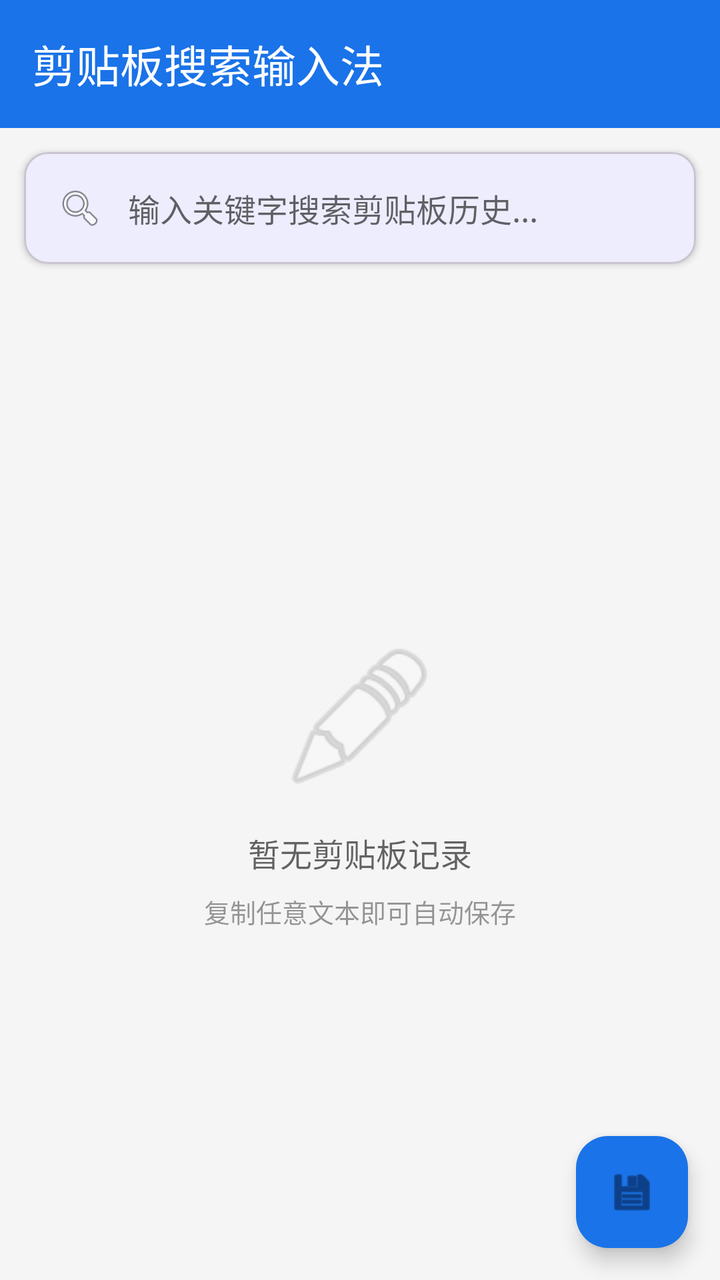
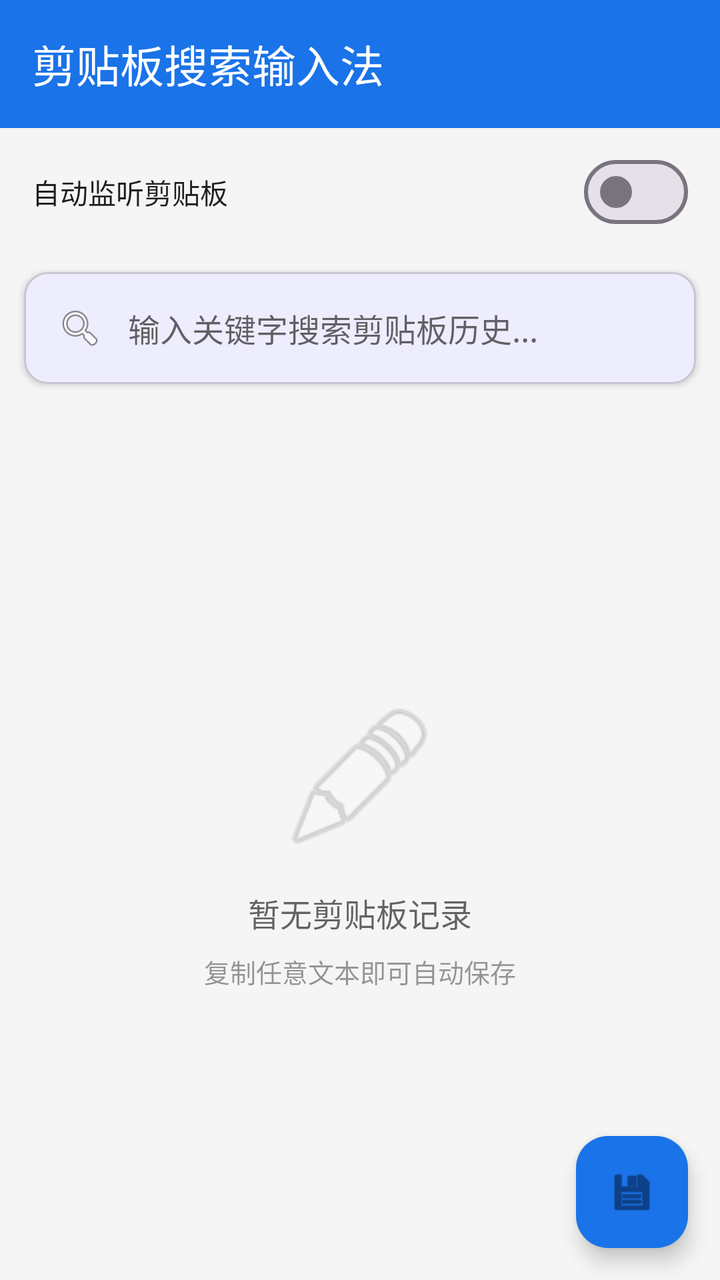

Two renders of the same Android screen: before a commit and after it. Below are the layout's source before the change and the commit's diff.
<!-- AndroidManifest.xml: application theme Theme.ClipboardIME -->
<!-- res/layout/activity_main.xml -->
<?xml version="1.0" encoding="utf-8"?>
<androidx.coordinatorlayout.widget.CoordinatorLayout
    xmlns:android="http://schemas.android.com/apk/res/android"
    xmlns:app="http://schemas.android.com/apk/res-auto"
    android:layout_width="match_parent"
    android:layout_height="match_parent"
    android:background="#FFF5F5F5">

    
    <com.google.android.material.appbar.MaterialToolbar
        android:id="@+id/toolbar"
        android:layout_width="match_parent"
        android:layout_height="?attr/actionBarSize"
        android:background="@color/search_header_bg"
        android:elevation="4dp"
        app:title="@string/app_name"
        app:titleTextColor="@color/on_primary" />

    <LinearLayout
        android:layout_width="match_parent"
        android:layout_height="match_parent"
        android:layout_marginTop="?attr/actionBarSize"
        android:orientation="vertical">

        
        <com.google.android.material.card.MaterialCardView
            android:layout_width="match_parent"
            android:layout_height="wrap_content"
            android:layout_margin="12dp"
            app:cardCornerRadius="12dp"
            app:cardElevation="2dp">

            <LinearLayout
                android:layout_width="match_parent"
                android:layout_height="56dp"
                android:gravity="center_vertical"
                android:orientation="horizontal"
                android:paddingStart="16dp"
                android:paddingEnd="8dp">

                <ImageView
                    android:layout_width="24dp"
                    android:layout_height="24dp"
                    android:src="@android:drawable/ic_menu_search"
                    android:contentDescription="搜索" />

                <EditText
                    android:id="@+id/et_search"
                    android:layout_width="0dp"
                    android:layout_height="match_parent"
                    android:layout_marginStart="12dp"
                    android:layout_marginEnd="8dp"
                    android:layout_weight="1"
                    android:background="@null"
                    android:hint="输入关键字搜索剪贴板历史..."
                    android:imeOptions="actionSearch"
                    android:inputType="text"
                    android:textColor="@color/key_text"
                    android:textColorHint="#99000000"
                    android:textSize="16sp" />

                <TextView
                    android:id="@+id/tv_count"
                    android:layout_width="wrap_content"
                    android:layout_height="wrap_content"
                    android:layout_marginEnd="8dp"
                    android:textColor="#99000000"
                    android:textSize="12sp" />

            </LinearLayout>
        </com.google.android.material.card.MaterialCardView>

        
        <LinearLayout
            android:id="@+id/layout_empty"
            android:layout_width="match_parent"
            android:layout_height="match_parent"
            android:gravity="center"
            android:orientation="vertical"
            android:visibility="visible">

            <ImageView
                android:layout_width="80dp"
                android:layout_height="80dp"
                android:alpha="0.3"
                android:contentDescription="空"
                android:src="@android:drawable/ic_menu_edit" />

            <TextView
                android:layout_width="wrap_content"
                android:layout_height="wrap_content"
                android:layout_marginTop="16dp"
                android:text="暂无剪贴板记录"
                android:textColor="#99000000"
                android:textSize="16sp" />

            <TextView
                android:layout_width="wrap_content"
                android:layout_height="wrap_content"
                android:layout_marginTop="8dp"
                android:text="复制任意文本即可自动保存"
                android:textColor="#66000000"
                android:textSize="13sp" />

        </LinearLayout>

        
        <androidx.recyclerview.widget.RecyclerView
            android:id="@+id/rv_results"
            android:layout_width="match_parent"
            android:layout_height="0dp"
            android:layout_weight="1"
            android:clipToPadding="false"
            android:padding="8dp"
            android:visibility="gone" />

    </LinearLayout>

    
    <com.google.android.material.floatingactionbutton.FloatingActionButton
        android:id="@+id/fab_capture"
        android:layout_width="wrap_content"
        android:layout_height="wrap_content"
        android:layout_gravity="bottom|end"
        android:layout_margin="16dp"
        android:contentDescription="捕获剪贴板"
        app:srcCompat="@android:drawable/ic_menu_save"
        android:backgroundTint="@color/search_header_bg" />

</androidx.coordinatorlayout.widget.CoordinatorLayout>
<!-- resources referenced by this layout -->
<resources>
  <color name="key_text">#FF1F1F1F</color>
  <color name="on_primary">#FFFFFFFF</color>
  <color name="search_header_bg">#FF1A73E8</color>
  <string name="app_name">剪贴板搜索输入法</string>
  <style name="Theme.ClipboardIME" parent="Theme.Material3.DayNight.NoActionBar">
          <item name="colorPrimary">@color/primary</item>
          <item name="colorOnPrimary">@color/on_primary</item>
          <item name="colorPrimaryContainer">@color/primary_container</item>
          <item name="colorOnPrimaryContainer">@color/on_primary_container</item>
      </style>
  <color name="primary">#FF1A73E8</color>
  <color name="primary_container">#FFD3E3FD</color>
  <color name="on_primary_container">#FF041E49</color>
</resources>

<!-- the commit's change to res/layout/activity_main.xml (unified diff, before → after) -->
@@ -21,6 +21,32 @@
         android:layout_height="match_parent"
         android:layout_marginTop="?attr/actionBarSize"
         android:orientation="vertical">
+
+        
+        <LinearLayout
+            android:layout_width="match_parent"
+            android:layout_height="wrap_content"
+            android:gravity="center_vertical"
+            android:orientation="horizontal"
+            android:paddingStart="16dp"
+            android:paddingTop="8dp"
+            android:paddingEnd="16dp"
+            android:paddingBottom="4dp">
+
+            <TextView
+                android:layout_width="0dp"
+                android:layout_height="wrap_content"
+                android:layout_weight="1"
+                android:text="自动监听剪贴板"
+                android:textColor="@color/key_text"
+                android:textSize="14sp" />
+
+            <com.google.android.material.materialswitch.MaterialSwitch
+                android:id="@+id/sw_monitor"
+                android:layout_width="wrap_content"
+                android:layout_height="wrap_content" />
+
+        </LinearLayout>
 
         
         <com.google.android.material.card.MaterialCardView
